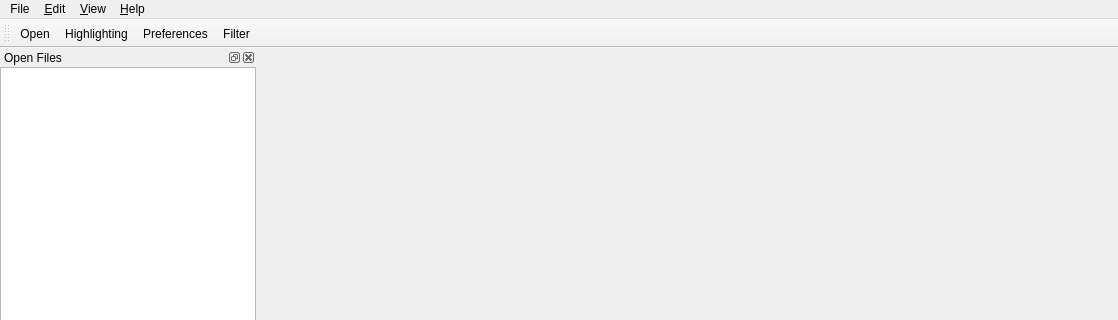
Before: the Qt Designer form src/gui/MainWindow.ui in tomvodi/QTail, drawn with Qt 5; both pictures show x 0 to 1118 and y 0 to 320 of the 1118 by 784 pixel window.
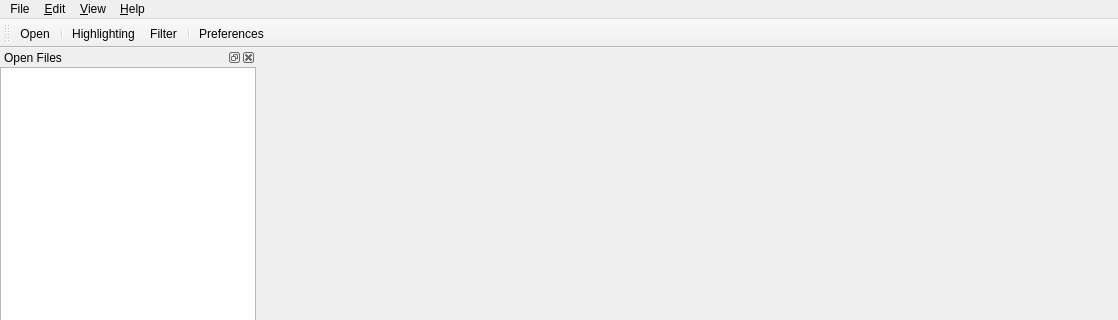
After: the same form once the commit is applied. Icons and pictures are not drawn.

Commit message: rearranged toolbar icons

What changed in the file:
```diff
--- a/src/gui/MainWindow.ui
+++ b/src/gui/MainWindow.ui
@@ -94,9 +94,11 @@
     <bool>false</bool>
    </attribute>
    <addaction name="actionOpen"/>
+   <addaction name="separator"/>
    <addaction name="actionHighlighting"/>
-   <addaction name="actionPreferences"/>
    <addaction name="actionFilter"/>
+   <addaction name="separator"/>
+   <addaction name="actionPreferences"/>
   </widget>
   <widget class="QStatusBar" name="statusBar"/>
   <widget class="QDockWidget" name="fileDockWidget">
```
